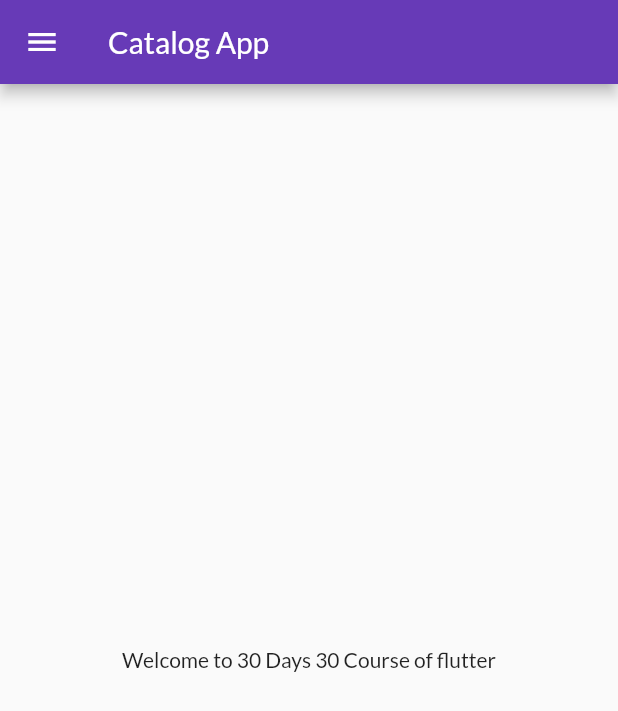
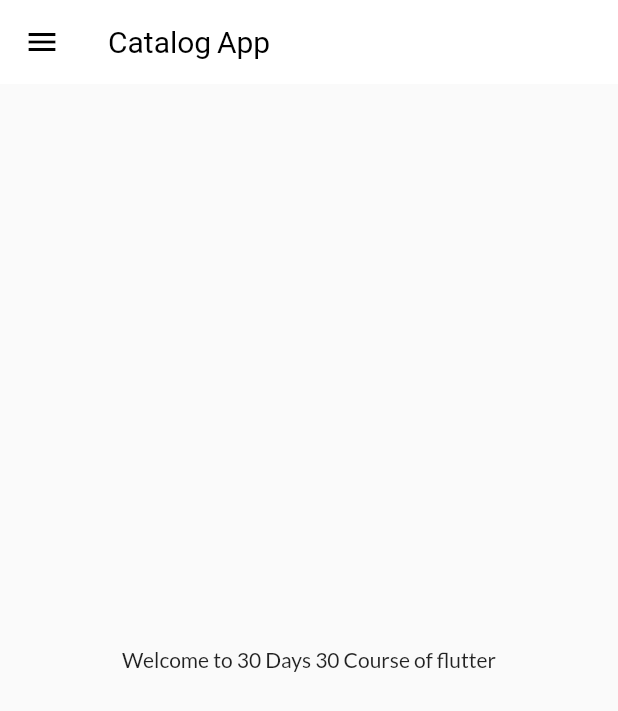
Before and after one commit to Bhagyesh1710/30DaysofFlutter-, a Flutter app: the HomePAge screen opened by its route, on a phone screen of 412 x 824 dp. Shown: the top 711 px of the screen. Run offline on Flutter 3.47's test engine with Material 2 defaults, Android fonts, the phone set to English and light mode, and no system bars; our stand-ins replace google_fonts; key blocks and very long unbroken strings in the code were emptied for the run.

Commit message:
Creating theme.dart file for extracting themes

```diff
--- a/lib/main.dart
+++ b/lib/main.dart
@@ -1,6 +1,7 @@
 import 'package:flutter/material.dart';
 import 'package:flutter_app2/pages/login_page.dart';
 import 'package:flutter_app2/utils/routes.dart';
+import 'package:flutter_app2/widgets/theme.dart';
 import 'package:google_fonts/google_fonts.dart';
 import 'pages/home_page.dart';
 
@@ -16,9 +17,8 @@ class MyApp extends StatelessWidget {
     bringVegetables(rupees: 50);
     return MaterialApp(
       themeMode: ThemeMode.light,
-      theme: ThemeData(primarySwatch: Colors.deepPurple,
-          fontFamily: GoogleFonts.lato().fontFamily,
-          primaryTextTheme:GoogleFonts.latoTextTheme()),
+      theme:MyTheme.lightTheme(context),
+      darkTheme: MyTheme.darkTheme(context),
       debugShowCheckedModeBanner: false,
       initialRoute: MyRoutes.loginRoute,
       routes: {
--- /dev/null
+++ b/lib/widgets/theme.dart
@@ -0,0 +1,17 @@
+import 'package:flutter/material.dart';
+import 'package:google_fonts/google_fonts.dart';
+
+class MyTheme{
+  static ThemeData  lightTheme(BuildContext context) =>ThemeData(primarySwatch: Colors.deepPurple,
+    fontFamily: GoogleFonts.lato().fontFamily,
+    appBarTheme: AppBarTheme(
+      color:Colors.white,
+      elevation: 0.0,
+      iconTheme: IconThemeData(color: Colors.black),
+      titleTextStyle: TextStyle(color: Colors.black,fontSize: 20,),
+    ),
+  );
+  static ThemeData  darkTheme(BuildContext context) =>ThemeData(
+    brightness: Brightness.dark,
+  );
+}
```
